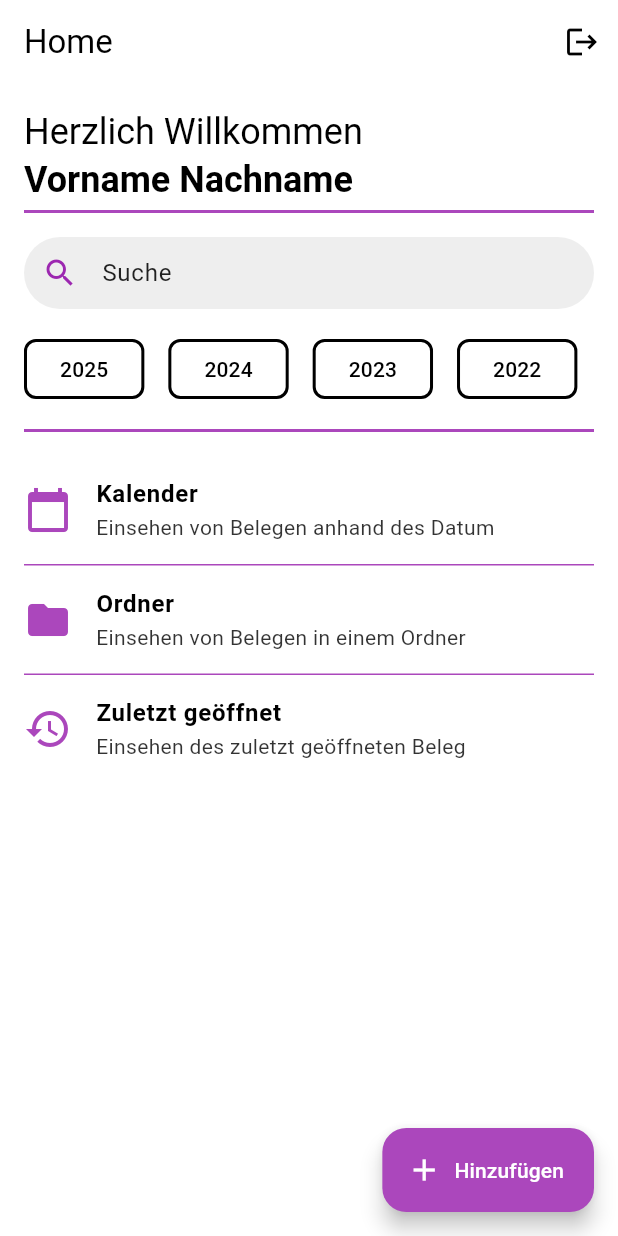
After one commit to Cassiopeiaee/beleg_speicher, a Flutter app: the HomePage screen opened directly, on a phone screen of 412 x 824 dp. The commit adds this screen. Run offline on Flutter 3.47's test engine with Material 3 defaults, Android fonts, the phone set to English and light mode, and no system bars.

Commit message:
Logon and Homepage

```diff
--- /dev/null
+++ b/lib/home_page.dart
@@ -0,0 +1,191 @@
+import 'package:flutter/material.dart';
+import 'package:beleg_speicher/LandingPage.dart'; // LandingPage für Logout
+
+class HomePage extends StatelessWidget {
+  final String firstName;
+  final String lastName;
+
+  const HomePage({
+    super.key,
+    required this.firstName,
+    required this.lastName,
+  });
+
+  @override
+  Widget build(BuildContext context) {
+    return Scaffold(
+      appBar: AppBar(
+        title: const Text('Home', style: TextStyle(color: Colors.black)),
+        backgroundColor: Colors.white,
+        elevation: 0,
+        automaticallyImplyLeading: false,
+        actions: [
+          IconButton(
+            icon: const Icon(Icons.logout, color: Colors.black),
+            splashRadius: 24,
+            onPressed: () {
+              Navigator.of(context).pushAndRemoveUntil(
+                MaterialPageRoute(builder: (_) => const LandingPage()),
+                    (route) => false,
+              );
+            },
+          ),
+        ],
+      ),
+      floatingActionButton: FloatingActionButton.extended(
+        onPressed: () {
+          // TODO: Hinzufügen-Action
+        },
+        backgroundColor: Colors.purple.shade400,
+        icon: const Icon(Icons.add, color: Colors.white),
+        label: const Text('Hinzufügen',
+            style: TextStyle(color: Colors.white)),
+      ),
+      body: SafeArea(
+        child: Padding(
+          padding: const EdgeInsets.all(16.0),
+          child: Column(
+            crossAxisAlignment: CrossAxisAlignment.start,
+            children: [
+              Text(
+                'Herzlich Willkommen',
+                style: Theme.of(context)
+                    .textTheme
+                    .headlineSmall
+                    ?.copyWith(color: Colors.black),
+              ),
+              Text(
+                '$firstName $lastName',
+                style: Theme.of(context)
+                    .textTheme
+                    .headlineSmall
+                    ?.copyWith(
+                  fontWeight: FontWeight.bold,
+                  color: Colors.black,
+                ),
+              ),
+              const SizedBox(height: 4),
+              Container(
+                height: 2,
+                color: Colors.purple.shade400,
+                margin: const EdgeInsets.only(bottom: 16),
+              ),
+
+              // Search Bar
+              Container(
+                decoration: BoxDecoration(
+                  color: Colors.grey.shade200,
+                  borderRadius: BorderRadius.circular(24),
+                ),
+                padding: const EdgeInsets.symmetric(horizontal: 12),
+                child: const TextField(
+                  decoration: InputDecoration(
+                    icon: Icon(Icons.search, color: Colors.purple),
+                    hintText: 'Suche',
+                    hintStyle: TextStyle(color: Colors.black87),
+                    border: InputBorder.none,
+                  ),
+                  style: TextStyle(color: Colors.black),
+                ),
+              ),
+              const SizedBox(height: 16),
+
+              // Year Buttons (horizontal scroll)
+              SingleChildScrollView(
+                scrollDirection: Axis.horizontal,
+                child: Row(
+                  children: List.generate(
+                    10,
+                        (index) {
+                      final year = DateTime.now().year - index;
+                      return Padding(
+                        padding: const EdgeInsets.only(right: 16.0),
+                        child: _YearButton(year: year),
+                      );
+                    },
+                  ),
+                ),
+              ),
+              const SizedBox(height: 16),
+              Container(height: 2, color: Colors.purple.shade400),
+
+              const SizedBox(height: 16),
+
+              // Feature List
+              _FeatureItem(
+                icon: Icons.calendar_today,
+                title: 'Kalender',
+                subtitle: 'Einsehen von Belegen anhand des Datum',
+              ),
+              Container(height: 1, color: Colors.purple.shade400),
+              _FeatureItem(
+                icon: Icons.folder,
+                title: 'Ordner',
+                subtitle: 'Einsehen von Belegen in einem Ordner',
+              ),
+              Container(height: 1, color: Colors.purple.shade400),
+              _FeatureItem(
+                icon: Icons.history,
+                title: 'Zuletzt geöffnet',
+                subtitle: 'Einsehen des zuletzt geöffneten Beleg',
+              ),
+            ],
+          ),
+        ),
+      ),
+    );
+  }
+}
+
+class _YearButton extends StatelessWidget {
+  final int year;
+  const _YearButton({required this.year});
+
+  @override
+  Widget build(BuildContext context) {
+    return OutlinedButton(
+      onPressed: () {},
+      style: OutlinedButton.styleFrom(
+        side: const BorderSide(color: Colors.black, width: 2),
+        shape: RoundedRectangleBorder(
+            borderRadius: BorderRadius.circular(8)),
+        padding:
+        const EdgeInsets.symmetric(vertical: 8, horizontal: 24),
+      ),
+      child: Text(
+        '$year',
+        style: const TextStyle(color: Colors.black),
+      ),
+    );
+  }
+}
+
+class _FeatureItem extends StatelessWidget {
+  final IconData icon;
+  final String title;
+  final String subtitle;
+  const _FeatureItem({
+    required this.icon,
+    required this.title,
+    required this.subtitle,
+  });
+
+  @override
+  Widget build(BuildContext context) {
+    return ListTile(
+      contentPadding: EdgeInsets.zero,
+      leading: Icon(icon, size: 32, color: Colors.purple.shade400),
+      title: Text(
+        title,
+        style: const TextStyle(
+          fontWeight: FontWeight.bold,
+          color: Colors.black,
+        ),
+      ),
+      subtitle: Text(
+        subtitle,
+        style: TextStyle(color: Colors.black.withOpacity(0.8)),
+      ),
+    );
+  }
+}
```
Also changed, not shown: lib/LandingPage.dart (+6 -3 lines), lib/auth_screens.dart (+113 -36 lines), assets/calendar_home.png (added), assets/folder_home.png (added), assets/time_home.png (added).
